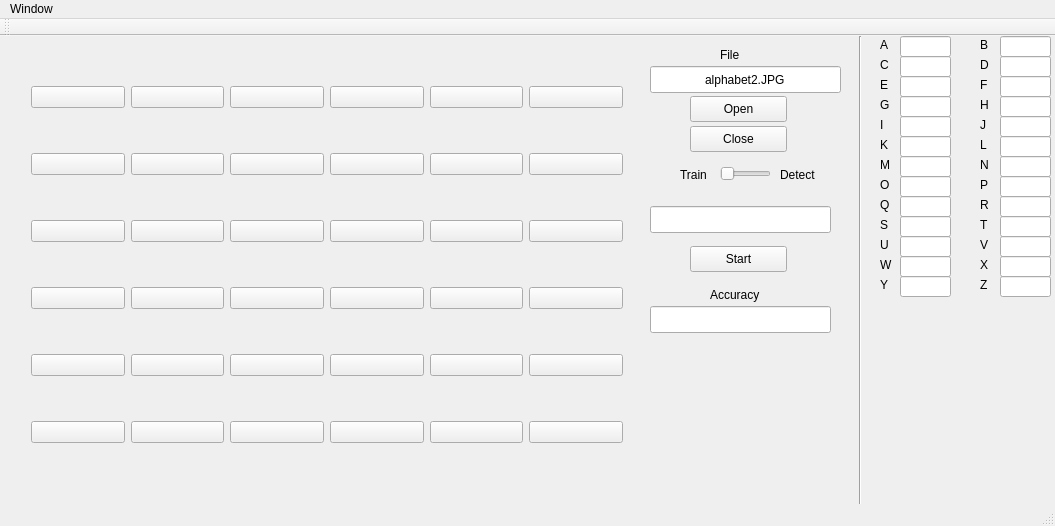
This is Programme_Test/Test_Neural_Network/mainwindow.ui in cdumonde/Neural-Network-Project as Qt 5 draws it before an edit. The edited form follows.
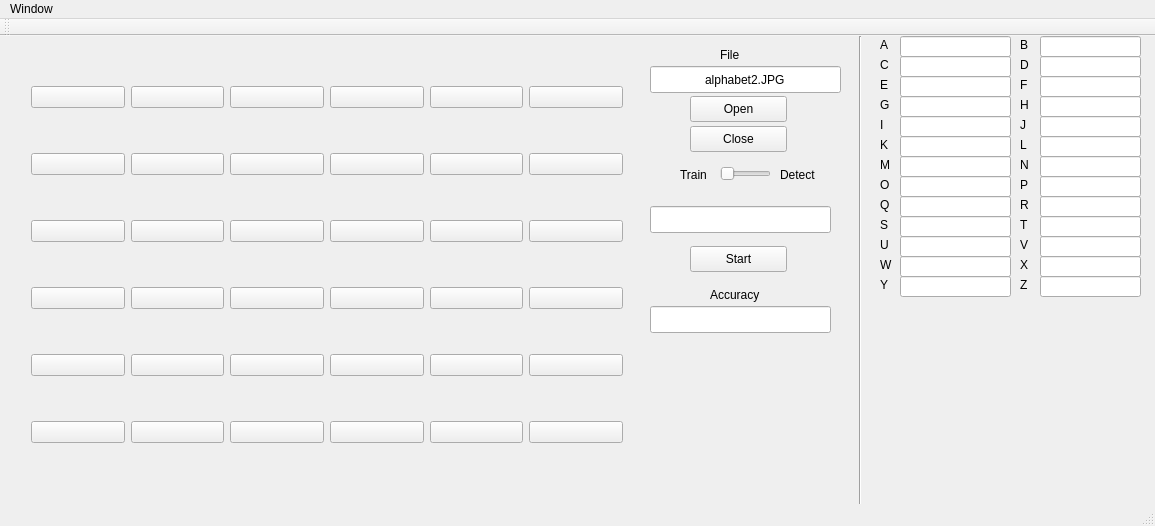
This is the edited form.

Diff of the .ui file:
```diff
--- a/Programme_Test/Test_Neural_Network/mainwindow.ui
+++ b/Programme_Test/Test_Neural_Network/mainwindow.ui
@@ -6,7 +6,7 @@
    <rect>
     <x>0</x>
     <y>0</y>
-    <width>1055</width>
+    <width>1155</width>
     <height>526</height>
    </rect>
   </property>
@@ -893,7 +893,7 @@
      <rect>
       <x>900</x>
       <y>0</y>
-      <width>51</width>
+      <width>111</width>
       <height>21</height>
      </rect>
     </property>
@@ -904,7 +904,7 @@
    <widget class="QLabel" name="label_6">
     <property name="geometry">
      <rect>
-      <x>980</x>
+      <x>1020</x>
       <y>0</y>
       <width>16</width>
       <height>17</height>
@@ -917,9 +917,9 @@
    <widget class="QLineEdit" name="lineEdit_5">
     <property name="geometry">
      <rect>
-      <x>1000</x>
+      <x>1040</x>
       <y>0</y>
-      <width>51</width>
+      <width>101</width>
       <height>21</height>
      </rect>
     </property>
@@ -945,7 +945,7 @@
      <rect>
       <x>900</x>
       <y>20</y>
-      <width>51</width>
+      <width>111</width>
       <height>21</height>
      </rect>
     </property>
@@ -956,7 +956,7 @@
    <widget class="QLabel" name="label_8">
     <property name="geometry">
      <rect>
-      <x>980</x>
+      <x>1020</x>
       <y>20</y>
       <width>16</width>
       <height>17</height>
@@ -969,9 +969,9 @@
    <widget class="QLineEdit" name="lineEdit_7">
     <property name="geometry">
      <rect>
-      <x>1000</x>
+      <x>1040</x>
       <y>20</y>
-      <width>51</width>
+      <width>101</width>
       <height>21</height>
      </rect>
     </property>
@@ -997,7 +997,7 @@
      <rect>
       <x>900</x>
       <y>40</y>
-      <width>51</width>
+      <width>111</width>
       <height>21</height>
      </rect>
     </property>
@@ -1008,7 +1008,7 @@
    <widget class="QLabel" name="label_10">
     <property name="geometry">
      <rect>
-      <x>980</x>
+      <x>1020</x>
       <y>40</y>
       <width>16</width>
       <height>17</height>
@@ -1021,9 +1021,9 @@
    <widget class="QLineEdit" name="lineEdit_9">
     <property name="geometry">
      <rect>
-      <x>1000</x>
+      <x>1040</x>
       <y>40</y>
-      <width>51</width>
+      <width>101</width>
       <height>21</height>
      </rect>
     </property>
@@ -1049,7 +1049,7 @@
      <rect>
       <x>900</x>
       <y>60</y>
-      <width>51</width>
+      <width>111</width>
       <height>21</height>
      </rect>
     </property>
@@ -1060,7 +1060,7 @@
    <widget class="QLabel" name="label_12">
     <property name="geometry">
      <rect>
-      <x>980</x>
+      <x>1020</x>
       <y>60</y>
       <width>16</width>
       <height>17</height>
@@ -1073,9 +1073,9 @@
    <widget class="QLineEdit" name="lineEdit_11">
     <property name="geometry">
      <rect>
-      <x>1000</x>
+      <x>1040</x>
       <y>60</y>
-      <width>51</width>
+      <width>101</width>
       <height>21</height>
      </rect>
     </property>
@@ -1104,7 +1104,7 @@
      <rect>
       <x>900</x>
       <y>80</y>
-      <width>51</width>
+      <width>111</width>
       <height>21</height>
      </rect>
     </property>
@@ -1115,7 +1115,7 @@
    <widget class="QLabel" name="label_14">
     <property name="geometry">
      <rect>
-      <x>980</x>
+      <x>1020</x>
       <y>80</y>
       <width>16</width>
       <height>17</height>
@@ -1128,9 +1128,9 @@
    <widget class="QLineEdit" name="lineEdit_13">
     <property name="geometry">
      <rect>
-      <x>1000</x>
+      <x>1040</x>
       <y>80</y>
-      <width>51</width>
+      <width>101</width>
       <height>21</height>
      </rect>
     </property>
@@ -1156,7 +1156,7 @@
      <rect>
       <x>900</x>
       <y>100</y>
-      <width>51</width>
+      <width>111</width>
       <height>21</height>
      </rect>
     </property>
@@ -1167,7 +1167,7 @@
    <widget class="QLabel" name="label_16">
     <property name="geometry">
      <rect>
-      <x>980</x>
+      <x>1020</x>
       <y>100</y>
       <width>16</width>
       <height>17</height>
@@ -1180,9 +1180,9 @@
    <widget class="QLineEdit" name="lineEdit_15">
     <property name="geometry">
      <rect>
-      <x>1000</x>
+      <x>1040</x>
       <y>100</y>
-      <width>51</width>
+      <width>101</width>
       <height>21</height>
      </rect>
     </property>
@@ -1208,7 +1208,7 @@
      <rect>
       <x>900</x>
       <y>120</y>
-      <width>51</width>
+      <width>111</width>
       <height>21</height>
      </rect>
     </property>
@@ -1219,7 +1219,7 @@
    <widget class="QLabel" name="label_18">
     <property name="geometry">
      <rect>
-      <x>980</x>
+      <x>1020</x>
       <y>120</y>
       <width>16</width>
       <height>17</height>
@@ -1232,9 +1232,9 @@
    <widget class="QLineEdit" name="lineEdit_17">
     <property name="geometry">
      <rect>
-      <x>1000</x>
+      <x>1040</x>
       <y>120</y>
-      <width>51</width>
+      <width>101</width>
       <height>21</height>
      </rect>
     </property>
@@ -1260,7 +1260,7 @@
      <rect>
       <x>900</x>
       <y>140</y>
-      <width>51</width>
+      <width>111</width>
       <height>21</height>
      </rect>
     </property>
@@ -1271,7 +1271,7 @@
    <widget class="QLabel" name="label_20">
     <property name="geometry">
      <rect>
-      <x>980</x>
+      <x>1020</x>
       <y>140</y>
       <width>16</width>
       <height>17</height>
@@ -1284,9 +1284,9 @@
    <widget class="QLineEdit" name="lineEdit_19">
     <property name="geometry">
      <rect>
-      <x>1000</x>
+      <x>1040</x>
       <y>140</y>
-      <width>51</width>
+      <width>101</width>
       <height>21</height>
      </rect>
     </property>
@@ -1312,7 +1312,7 @@
      <rect>
       <x>900</x>
       <y>160</y>
-      <width>51</width>
+      <width>111</width>
       <height>21</height>
      </rect>
     </property>
@@ -1323,7 +1323,7 @@
    <widget class="QLabel" name="label_22">
     <property name="geometry">
      <rect>
-      <x>980</x>
+      <x>1020</x>
       <y>160</y>
       <width>16</width>
       <height>17</height>
@@ -1336,9 +1336,9 @@
    <widget class="QLineEdit" name="lineEdit_21">
     <property name="geometry">
      <rect>
-      <x>1000</x>
+      <x>1040</x>
       <y>160</y>
-      <width>51</width>
+      <width>101</width>
       <height>21</height>
      </rect>
     </property>
@@ -1364,7 +1364,7 @@
      <rect>
       <x>900</x>
       <y>180</y>
-      <width>51</width>
+      <width>111</width>
       <height>21</height>
      </rect>
     </property>
@@ -1375,7 +1375,7 @@
    <widget class="QLabel" name="label_24">
     <property name="geometry">
      <rect>
-      <x>980</x>
+      <x>1020</x>
       <y>180</y>
       <width>16</width>
       <height>17</height>
@@ -1388,9 +1388,9 @@
    <widget class="QLineEdit" name="lineEdit_23">
     <property name="geometry">
      <rect>
-      <x>1000</x>
+      <x>1040</x>
       <y>180</y>
-      <width>51</width>
+      <width>101</width>
       <height>21</height>
      </rect>
     </property>
@@ -1416,7 +1416,7 @@
      <rect>
       <x>900</x>
       <y>200</y>
-      <width>51</width>
+      <width>111</width>
       <height>21</height>
      </rect>
     </property>
@@ -1427,7 +1427,7 @@
    <widget class="QLabel" name="label_26">
     <property name="geometry">
      <rect>
-      <x>980</x>
+      <x>1020</x>
       <y>200</y>
       <width>16</width>
       <height>17</height>
@@ -1440,9 +1440,9 @@
    <widget class="QLineEdit" name="lineEdit_25">
     <property name="geometry">
      <rect>
-      <x>1000</x>
+      <x>1040</x>
       <y>200</y>
-      <width>51</width>
+      <width>101</width>
       <height>21</height>
      </rect>
     </property>
@@ -1468,7 +1468,7 @@
      <rect>
       <x>900</x>
       <y>220</y>
-      <width>51</width>
+      <width>111</width>
       <height>21</height>
      </rect>
     </property>
@@ -1479,7 +1479,7 @@
    <widget class="QLabel" name="label_28">
     <property name="geometry">
      <rect>
-      <x>980</x>
+      <x>1020</x>
       <y>220</y>
       <width>16</width>
       <height>17</height>
@@ -1492,9 +1492,9 @@
    <widget class="QLineEdit" name="lineEdit_27">
     <property name="geometry">
      <rect>
-      <x>1000</x>
+      <x>1040</x>
       <y>220</y>
-      <width>51</width>
+      <width>101</width>
       <height>21</height>
      </rect>
     </property>
@@ -1520,7 +1520,7 @@
      <rect>
       <x>900</x>
       <y>240</y>
-      <width>51</width>
+      <width>111</width>
       <height>21</height>
      </rect>
     </property>
@@ -1531,7 +1531,7 @@
    <widget class="QLabel" name="label_30">
     <property name="geometry">
      <rect>
-      <x>980</x>
+      <x>1020</x>
       <y>240</y>
       <width>16</width>
       <height>17</height>
@@ -1544,9 +1544,9 @@
    <widget class="QLineEdit" name="lineEdit_29">
     <property name="geometry">
      <rect>
-      <x>1000</x>
+      <x>1040</x>
       <y>240</y>
-      <width>51</width>
+      <width>101</width>
       <height>21</height>
      </rect>
     </property>
@@ -1560,7 +1560,7 @@
     <rect>
      <x>0</x>
      <y>0</y>
-     <width>1055</width>
+     <width>1155</width>
      <height>25</height>
     </rect>
    </property>
```
